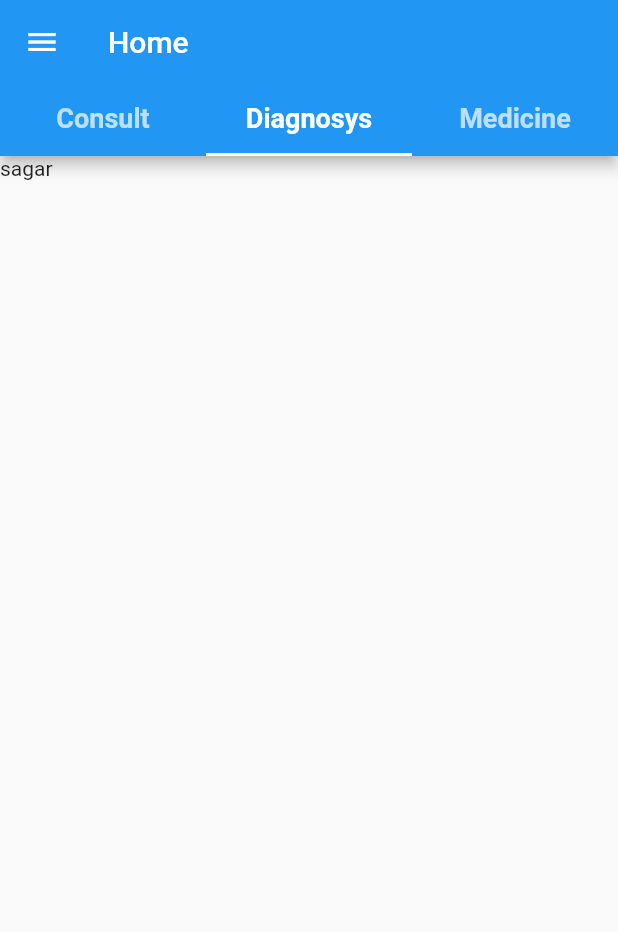
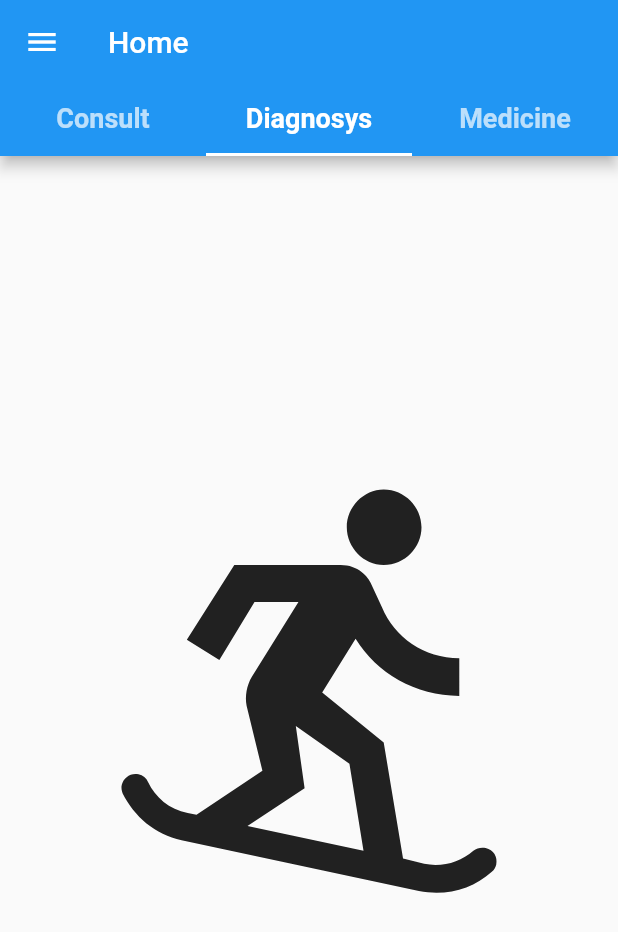
Before and after one commit to tnsmobilesolutions/tnshealth, a Flutter app: the DashBoard screen opened directly, on a phone screen of 412 x 824 dp. Shown: the top 932 px of the screen. Run offline on Flutter 3.47's test engine with Material 2 defaults, Android fonts, the phone set to English and light mode, and no system bars; our stand-ins replace flutter_login.

Commit message:
tab bar update

```diff
--- a/lib/screen/Dashboard.dart
+++ b/lib/screen/Dashboard.dart
@@ -177,8 +177,14 @@ class _DashBoardState extends State<DashBoard> {
               ],
             ),
           ),
-          Text('sagar'),
-          Text('sagar'),
+          const Icon(
+            Icons.snowboarding,
+            size: 300,
+          ),
+          const Icon(
+            Icons.medical_services,
+            size: 300,
+          ),
         ]),
       ),
     );
```
